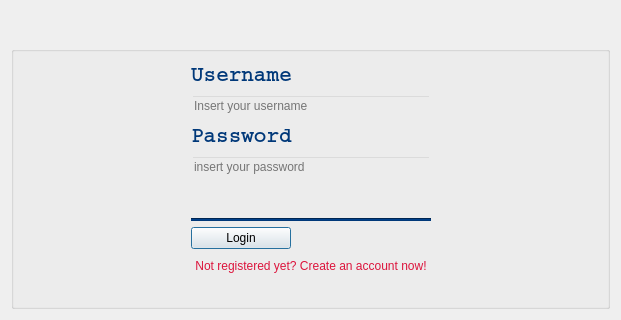
Before: the Qt Designer form client/log_dialog.ui in PoliDox/PoliDox, drawn with Qt 5; both pictures show x 0 to 621 and y 234 to 554 of the 621 by 554 pixel window.
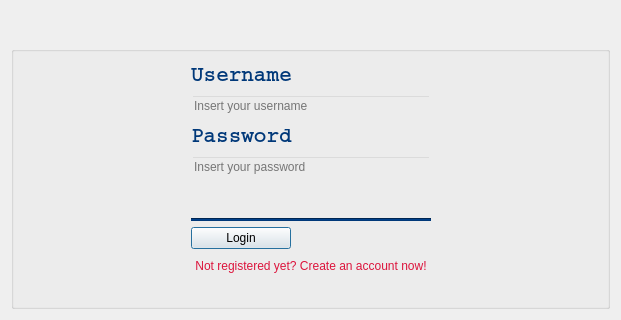
After: the same form once the commit is applied. Icons and pictures are not drawn.

The edit to the form file:
```diff
--- a/client/log_dialog.ui
+++ b/client/log_dialog.ui
@@ -153,7 +153,7 @@
            <enum>QLineEdit::Password</enum>
           </property>
           <property name="placeholderText">
-           <string>insert your password</string>
+           <string>Insert your password</string>
           </property>
          </widget>
         </item>
```
